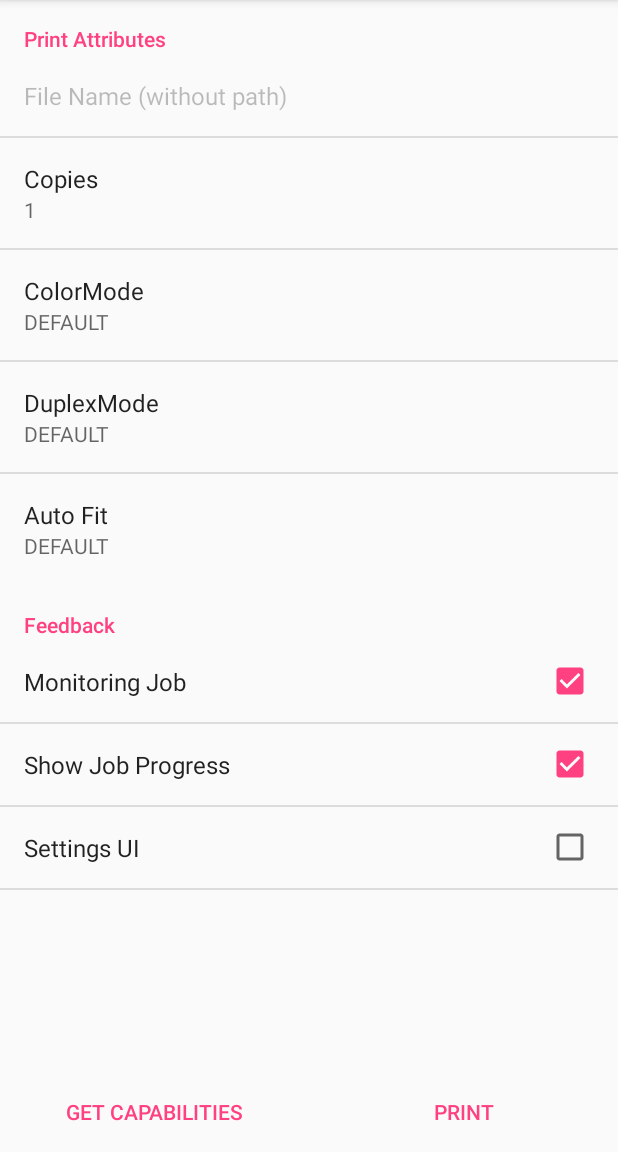
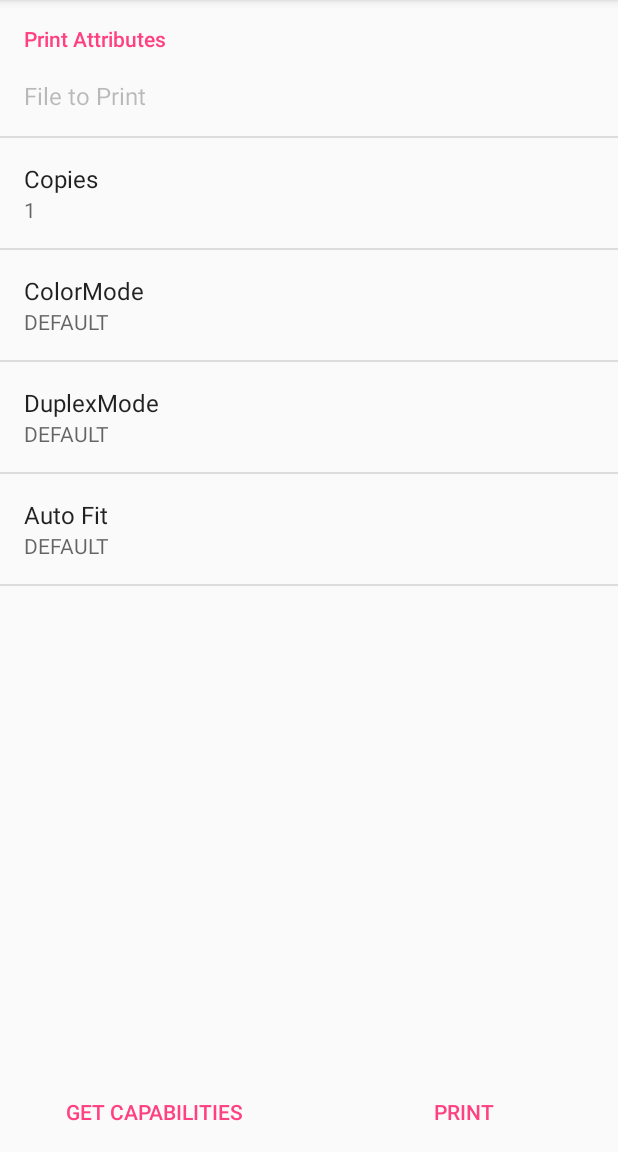
Before and after one commit to fabienf/HackZurichSamsung, an Android app: the PrintActivity screen opened directly, with no data from a screen before it, on a phone screen of 412 x 824 dp, the part 84-1236 px from its top. Run offline under Robolectric (Android 15) with nearby library versions, the phone set to English and light mode, and no system bars; libraries missing offline, so code that uses them is left out: com.samsung.android, com.sec.android; 4 statements that could not run were skipped.

Commit message:
Implement passing file name for printing

```diff
--- a/Android/DocumentsHelper/app/src/main/java/com/hackzurich/documentshelper/activity/PrintActivity.java
+++ b/Android/DocumentsHelper/app/src/main/java/com/hackzurich/documentshelper/activity/PrintActivity.java
@@ -324,8 +324,12 @@ public final class PrintActivity extends AppCompatActivity {
 
         setContentView(R.layout.activity_print);
 
+        String filePath = getIntent().getStringExtra(DocumentActivity.FILEPATH_KEY);
+
         mPrefs = PreferenceManager.getDefaultSharedPreferences(getApplicationContext());
         mObserver = new PrintObserver(new Handler());
+
+        mPrefs.edit().putString(PrintConfigureFragment.PREF_FILENAME, filePath).apply();
 
         // Set listener for Print execution
         findViewById(R.id.printButton).setOnClickListener(new View.OnClickListener() {
--- a/Android/DocumentsHelper/app/src/main/java/com/hackzurich/documentshelper/fragments/PrintConfigureFragment.java
+++ b/Android/DocumentsHelper/app/src/main/java/com/hackzurich/documentshelper/fragments/PrintConfigureFragment.java
@@ -55,7 +55,7 @@ public final class PrintConfigureFragment extends PreferenceFragment implements
         mCopiesPref = ((EditTextIntegerPreference) findPreference(PREF_COPIES));
         mCopiesPref.setLimits(1, 1);
         // Clear text prefs
-        ((EditTextPreference) findPreference(PREF_FILENAME)).setText("");
+        // ((EditTextPreference) findPreference(PREF_FILENAME)).setText("");
     }
 
     @Override
--- a/Android/DocumentsHelper/app/src/main/res/values/strings.xml
+++ b/Android/DocumentsHelper/app/src/main/res/values/strings.xml
@@ -14,7 +14,7 @@
     <string name="pref_monitoring_job">Monitoring Job</string>
     <string name="category_attrs">Print Attributes</string>
     <string name="category_feedback">Feedback</string>
-    <string name="pref_filename">File Name (without path)</string>
+    <string name="pref_filename">File to Print</string>
     <string name="pref_autoFit">Auto Fit</string>
     <string name="sdk_support_missing">Please install / update SmartUX SDK Services App to proceed</string>
     <string name="unknown_error">Unexpected error:</string>
--- a/Android/DocumentsHelper/app/src/main/res/xml/print_preferences.xml
+++ b/Android/DocumentsHelper/app/src/main/res/xml/print_preferences.xml
@@ -46,20 +46,20 @@
 
     </PreferenceCategory>
 
-    <PreferenceCategory
-        android:title="@string/category_feedback">
-        <CheckBoxPreference
-            android:key="pref_monitoringJob"
-            android:title="@string/pref_monitoring_job"
-            android:defaultValue="true" />
-        <CheckBoxPreference
-            android:key="pref_showJobProgress"
-            android:title="@string/pref_show_job_progress"
-            android:defaultValue="true" />
-        <CheckBoxPreference
-            android:key="pref_showSettings"
-            android:title="@string/pref_show_settings"
-            android:defaultValue="false" />
-    </PreferenceCategory>
+    <!--<PreferenceCategory-->
+        <!--android:title="@string/category_feedback">-->
+        <!--<CheckBoxPreference-->
+            <!--android:key="pref_monitoringJob"-->
+            <!--android:title="@string/pref_monitoring_job"-->
+            <!--android:defaultValue="true" />-->
+        <!--<CheckBoxPreference-->
+            <!--android:key="pref_showJobProgress"-->
+            <!--android:title="@string/pref_show_job_progress"-->
+            <!--android:defaultValue="true" />-->
+        <!--<CheckBoxPreference-->
+            <!--android:key="pref_showSettings"-->
+            <!--android:title="@string/pref_show_settings"-->
+            <!--android:defaultValue="false" />-->
+    <!--</PreferenceCategory>-->
 
 </PreferenceScreen>
```
